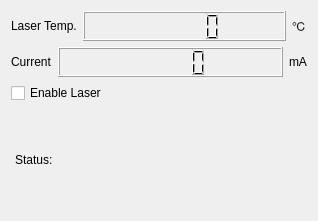
Above: modules/optics/core/lasermoduleform.ui from northriv/KAME before the change. Below: the same form after it.
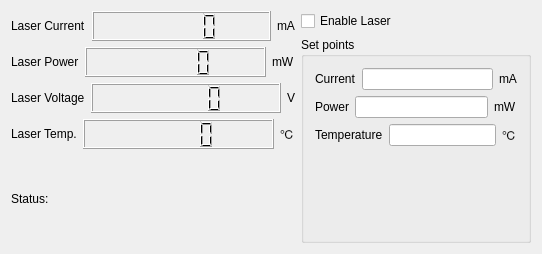
That is the form after the change.

```diff
--- a/modules/optics/core/lasermoduleform.ui
+++ b/modules/optics/core/lasermoduleform.ui
@@ -6,16 +6,343 @@
    <rect>
     <x>0</x>
     <y>0</y>
-    <width>318</width>
-    <height>221</height>
+    <width>542</width>
+    <height>254</height>
    </rect>
   </property>
   <property name="windowTitle">
    <string>Network Analyzer Control</string>
   </property>
   <widget class="QWidget" name="widget">
-   <layout class="QVBoxLayout" name="verticalLayout">
-    <item>
+   <layout class="QGridLayout" name="gridLayout_2">
+    <item row="0" column="0">
+     <layout class="QHBoxLayout" name="horizontalLayout_2">
+      <item>
+       <widget class="QLabel" name="textLabel1_2_5_3_3_7">
+        <property name="sizePolicy">
+         <sizepolicy hsizetype="Fixed" vsizetype="Preferred">
+          <horstretch>0</horstretch>
+          <verstretch>0</verstretch>
+         </sizepolicy>
+        </property>
+        <property name="text">
+         <string>Laser Current</string>
+        </property>
+        <property name="wordWrap">
+         <bool>false</bool>
+        </property>
+       </widget>
+      </item>
+      <item>
+       <widget class="QLCDNumber" name="m_lcdCurrent">
+        <property name="minimumSize">
+         <size>
+          <width>0</width>
+          <height>30</height>
+         </size>
+        </property>
+       </widget>
+      </item>
+      <item>
+       <widget class="QLabel" name="textLabel1_2_5_3_3_6">
+        <property name="sizePolicy">
+         <sizepolicy hsizetype="Fixed" vsizetype="Preferred">
+          <horstretch>0</horstretch>
+          <verstretch>0</verstretch>
+         </sizepolicy>
+        </property>
+        <property name="text">
+         <string>mA</string>
+        </property>
+        <property name="wordWrap">
+         <bool>false</bool>
+        </property>
+       </widget>
+      </item>
+     </layout>
+    </item>
+    <item row="0" column="1" rowspan="5">
+     <layout class="QVBoxLayout" name="verticalLayout">
+      <item>
+       <widget class="QCheckBox" name="m_ckbEnabled">
+        <property name="text">
+         <string>Enable Laser</string>
+        </property>
+       </widget>
+      </item>
+      <item>
+       <widget class="QGroupBox" name="groupBox">
+        <property name="title">
+         <string>Set points</string>
+        </property>
+        <layout class="QVBoxLayout" name="verticalLayout_2">
+         <item>
+          <layout class="QHBoxLayout" name="horizontalLayout_4">
+           <item>
+            <widget class="QLabel" name="textLabel1_2_5_3_3">
+             <property name="sizePolicy">
+              <sizepolicy hsizetype="Fixed" vsizetype="Preferred">
+               <horstretch>0</horstretch>
+               <verstretch>0</verstretch>
+              </sizepolicy>
+             </property>
+             <property name="text">
+              <string>Current</string>
+             </property>
+             <property name="wordWrap">
+              <bool>false</bool>
+             </property>
+            </widget>
+           </item>
+           <item>
+            <widget class="QLineEdit" name="m_edCurrent">
+             <property name="sizePolicy">
+              <sizepolicy hsizetype="Preferred" vsizetype="Fixed">
+               <horstretch>0</horstretch>
+               <verstretch>0</verstretch>
+              </sizepolicy>
+             </property>
+             <property name="minimumSize">
+              <size>
+               <width>40</width>
+               <height>0</height>
+              </size>
+             </property>
+            </widget>
+           </item>
+           <item>
+            <widget class="QLabel" name="textLabel1_2_2_4_3_2">
+             <property name="sizePolicy">
+              <sizepolicy hsizetype="Fixed" vsizetype="Preferred">
+               <horstretch>0</horstretch>
+               <verstretch>0</verstretch>
+              </sizepolicy>
+             </property>
+             <property name="text">
+              <string>mA</string>
+             </property>
+             <property name="wordWrap">
+              <bool>false</bool>
+             </property>
+            </widget>
+           </item>
+          </layout>
+         </item>
+         <item>
+          <layout class="QHBoxLayout" name="horizontalLayout_8">
+           <item>
+            <widget class="QLabel" name="textLabel1_2_5_3_5">
+             <property name="sizePolicy">
+              <sizepolicy hsizetype="Fixed" vsizetype="Preferred">
+               <horstretch>0</horstretch>
+               <verstretch>0</verstretch>
+              </sizepolicy>
+             </property>
+             <property name="text">
+              <string>Power</string>
+             </property>
+             <property name="wordWrap">
+              <bool>false</bool>
+             </property>
+            </widget>
+           </item>
+           <item>
+            <widget class="QLineEdit" name="m_edPower">
+             <property name="sizePolicy">
+              <sizepolicy hsizetype="Preferred" vsizetype="Fixed">
+               <horstretch>0</horstretch>
+               <verstretch>0</verstretch>
+              </sizepolicy>
+             </property>
+             <property name="minimumSize">
+              <size>
+               <width>40</width>
+               <height>0</height>
+              </size>
+             </property>
+            </widget>
+           </item>
+           <item>
+            <widget class="QLabel" name="textLabel1_2_2_4_3_4">
+             <property name="sizePolicy">
+              <sizepolicy hsizetype="Fixed" vsizetype="Preferred">
+               <horstretch>0</horstretch>
+               <verstretch>0</verstretch>
+              </sizepolicy>
+             </property>
+             <property name="text">
+              <string>mW</string>
+             </property>
+             <property name="wordWrap">
+              <bool>false</bool>
+             </property>
+            </widget>
+           </item>
+          </layout>
+         </item>
+         <item>
+          <layout class="QHBoxLayout" name="horizontalLayout_5">
+           <item>
+            <widget class="QLabel" name="textLabel1_2_5_3_4">
+             <property name="sizePolicy">
+              <sizepolicy hsizetype="Fixed" vsizetype="Preferred">
+               <horstretch>0</horstretch>
+               <verstretch>0</verstretch>
+              </sizepolicy>
+             </property>
+             <property name="text">
+              <string>Temperature</string>
+             </property>
+             <property name="wordWrap">
+              <bool>false</bool>
+             </property>
+            </widget>
+           </item>
+           <item>
+            <widget class="QLineEdit" name="m_edTemp">
+             <property name="sizePolicy">
+              <sizepolicy hsizetype="Preferred" vsizetype="Fixed">
+               <horstretch>0</horstretch>
+               <verstretch>0</verstretch>
+              </sizepolicy>
+             </property>
+             <property name="minimumSize">
+              <size>
+               <width>40</width>
+               <height>0</height>
+              </size>
+             </property>
+            </widget>
+           </item>
+           <item>
+            <widget class="QLabel" name="textLabel1_2_2_4_3_3">
+             <property name="sizePolicy">
+              <sizepolicy hsizetype="Fixed" vsizetype="Preferred">
+               <horstretch>0</horstretch>
+               <verstretch>0</verstretch>
+              </sizepolicy>
+             </property>
+             <property name="text">
+              <string>℃</string>
+             </property>
+             <property name="wordWrap">
+              <bool>false</bool>
+             </property>
+            </widget>
+           </item>
+          </layout>
+         </item>
+         <item>
+          <spacer name="verticalSpacer">
+           <property name="orientation">
+            <enum>Qt::Vertical</enum>
+           </property>
+           <property name="sizeHint" stdset="0">
+            <size>
+             <width>20</width>
+             <height>40</height>
+            </size>
+           </property>
+          </spacer>
+         </item>
+        </layout>
+       </widget>
+      </item>
+     </layout>
+    </item>
+    <item row="1" column="0">
+     <layout class="QHBoxLayout" name="horizontalLayout_6">
+      <item>
+       <widget class="QLabel" name="textLabel1_2_5_3_3_9">
+        <property name="sizePolicy">
+         <sizepolicy hsizetype="Fixed" vsizetype="Preferred">
+          <horstretch>0</horstretch>
+          <verstretch>0</verstretch>
+         </sizepolicy>
+        </property>
+        <property name="text">
+         <string>Laser Power</string>
+        </property>
+        <property name="wordWrap">
+         <bool>false</bool>
+        </property>
+       </widget>
+      </item>
+      <item>
+       <widget class="QLCDNumber" name="m_lcdPower">
+        <property name="minimumSize">
+         <size>
+          <width>0</width>
+          <height>30</height>
+         </size>
+        </property>
+       </widget>
+      </item>
+      <item>
+       <widget class="QLabel" name="textLabel1_2_5_3_3_10">
+        <property name="sizePolicy">
+         <sizepolicy hsizetype="Fixed" vsizetype="Preferred">
+          <horstretch>0</horstretch>
+          <verstretch>0</verstretch>
+         </sizepolicy>
+        </property>
+        <property name="text">
+         <string>mW</string>
+        </property>
+        <property name="wordWrap">
+         <bool>false</bool>
+        </property>
+       </widget>
+      </item>
+     </layout>
+    </item>
+    <item row="2" column="0">
+     <layout class="QHBoxLayout" name="horizontalLayout_7">
+      <item>
+       <widget class="QLabel" name="textLabel1_2_5_3_3_11">
+        <property name="sizePolicy">
+         <sizepolicy hsizetype="Fixed" vsizetype="Preferred">
+          <horstretch>0</horstretch>
+          <verstretch>0</verstretch>
+         </sizepolicy>
+        </property>
+        <property name="text">
+         <string>Laser Voltage</string>
+        </property>
+        <property name="wordWrap">
+         <bool>false</bool>
+        </property>
+       </widget>
+      </item>
+      <item>
+       <widget class="QLCDNumber" name="m_lcdVoltage">
+        <property name="minimumSize">
+         <size>
+          <width>0</width>
+          <height>30</height>
+         </size>
+        </property>
+       </widget>
+      </item>
+      <item>
+       <widget class="QLabel" name="textLabel1_2_5_3_3_12">
+        <property name="sizePolicy">
+         <sizepolicy hsizetype="Fixed" vsizetype="Preferred">
+          <horstretch>0</horstretch>
+          <verstretch>0</verstretch>
+         </sizepolicy>
+        </property>
+        <property name="text">
+         <string>V</string>
+        </property>
+        <property name="wordWrap">
+         <bool>false</bool>
+        </property>
+       </widget>
+      </item>
+     </layout>
+    </item>
+    <item row="3" column="0">
      <layout class="QHBoxLayout" name="horizontalLayout">
       <item>
        <widget class="QLabel" name="textLabel1_2_5_3_3_4">
@@ -61,60 +388,7 @@
       </item>
      </layout>
     </item>
-    <item>
-     <layout class="QHBoxLayout" name="horizontalLayout_2">
-      <item>
-       <widget class="QLabel" name="textLabel1_2_5_3_3_7">
-        <property name="sizePolicy">
-         <sizepolicy hsizetype="Fixed" vsizetype="Preferred">
-          <horstretch>0</horstretch>
-          <verstretch>0</verstretch>
-         </sizepolicy>
-        </property>
-        <property name="text">
-         <string>Current</string>
-        </property>
-        <property name="wordWrap">
-         <bool>false</bool>
-        </property>
-       </widget>
-      </item>
-      <item>
-       <widget class="QLCDNumber" name="m_lcdCurrent">
-        <property name="minimumSize">
-         <size>
-          <width>0</width>
-          <height>30</height>
-         </size>
-        </property>
-       </widget>
-      </item>
-      <item>
-       <widget class="QLabel" name="textLabel1_2_5_3_3_6">
-        <property name="sizePolicy">
-         <sizepolicy hsizetype="Fixed" vsizetype="Preferred">
-          <horstretch>0</horstretch>
-          <verstretch>0</verstretch>
-         </sizepolicy>
-        </property>
-        <property name="text">
-         <string>mA</string>
-        </property>
-        <property name="wordWrap">
-         <bool>false</bool>
-        </property>
-       </widget>
-      </item>
-     </layout>
-    </item>
-    <item>
-     <widget class="QCheckBox" name="m_ckbEnabled">
-      <property name="text">
-       <string>Enable Laser</string>
-      </property>
-     </widget>
-    </item>
-    <item>
+    <item row="4" column="0">
      <layout class="QHBoxLayout" name="horizontalLayout_3">
       <item>
        <widget class="QLabel" name="textLabel1_2_5_3_3_8">
```
